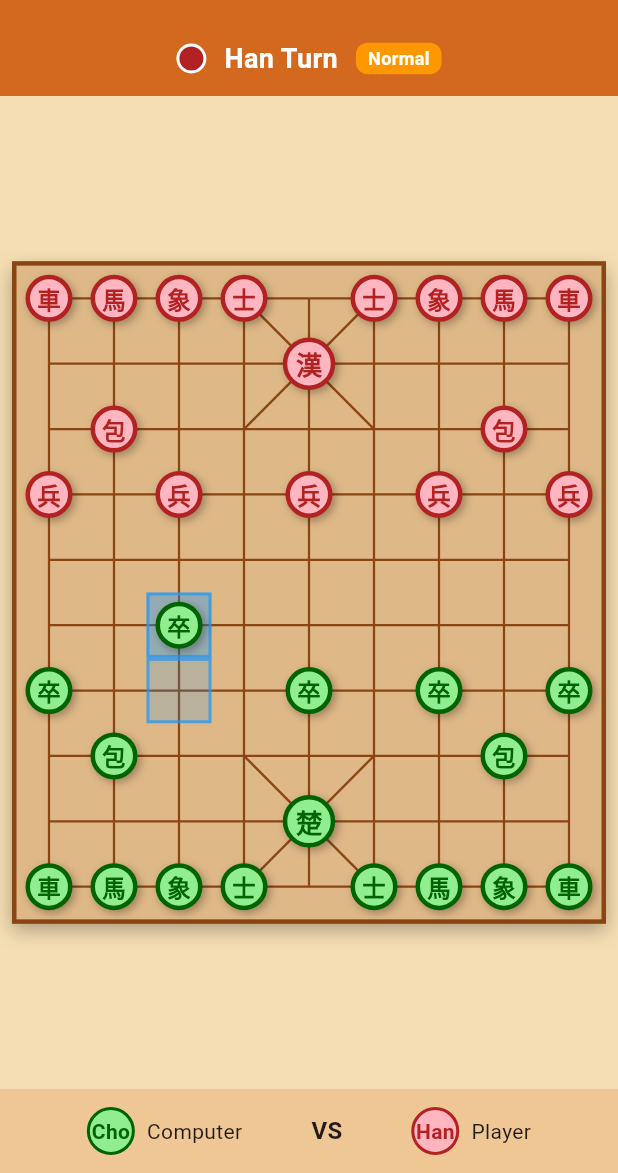
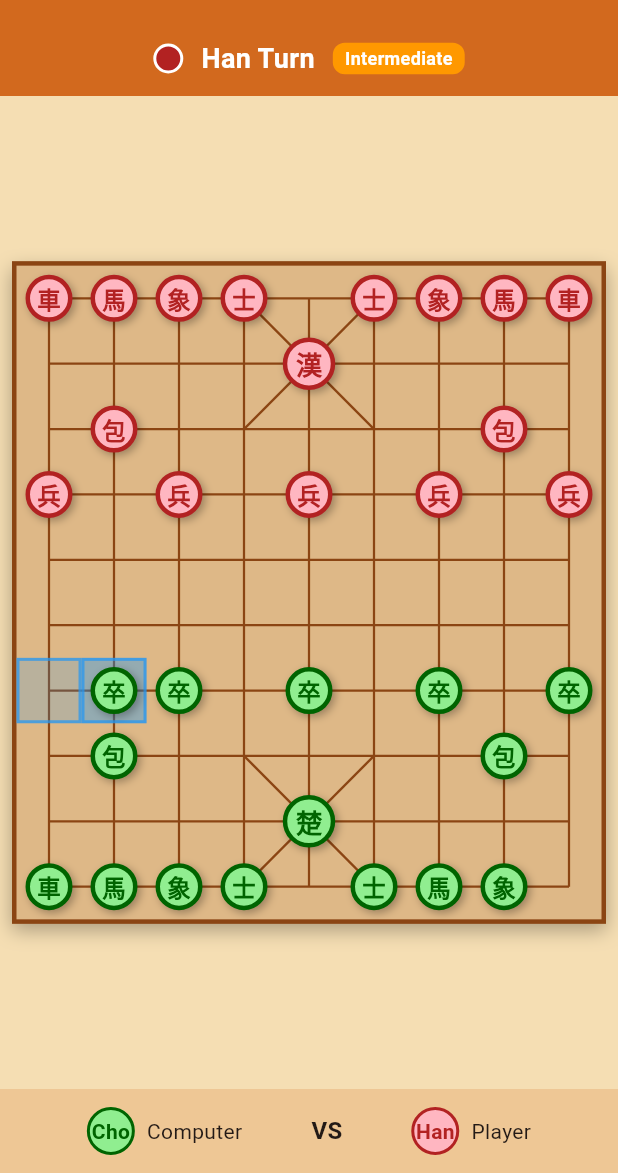
Before and after one commit to mhpark03/badook, a Flutter app: the JanggiScreen screen opened directly with empty values, after a tap on "New Game", on a phone screen of 412 x 824 dp, the part 63-1236 px from its top. Run offline on Flutter 3.47's test engine with Material 3 defaults, Android fonts, the phone set to English and light mode, and no system bars; our stand-ins replace shared_preferences; missing offline and left inert: dart:js_interop; accounts and stored records are empty.

Commit message:
장기: 핸디캡 난이도 시스템 및 차단 이동 표시 기능 추가
- 장기 난이도를 AI 강도에서 핸디캡 시스템으로 변경
  - 초급: 컴퓨터 오른쪽 차 + 왼쪽 포 제거
  - 중급: 컴퓨터 오른쪽 차 제거
  - 고급: 모든 기물
- 난이도 표시명 변경: 쉬움/보통/어려움 → 초급/중급/고급
- 자동 장군이 되는 이동 위치를 주황색으로 표시
- 차단된 위치 클릭 시 알림 다이얼로그 표시

Co-Authored-By: Claude Opus 4.5 <noreply@anthropic.com>

```diff
--- a/lib/board_game/games/janggi/janggi_screen.dart
+++ b/lib/board_game/games/janggi/janggi_screen.dart
@@ -101,9 +101,9 @@ enum JanggiGameMode { vsCho, vsHan, vsHuman }
 
 // AI 난이도 설정
 enum JanggiDifficulty {
-  easy,   // 쉬움: 탐색 깊이 1, 랜덤 수 확률 30%
-  normal, // 보통: 탐색 깊이 2, 랜덤 수 확률 15%
-  hard,   // 어려움: 탐색 깊이 3, 랜덤 수 확률 0%
+  easy,   // 쉬움: 컴퓨터 오른쪽 차 + 왼쪽 포 제거
+  normal, // 보통: 컴퓨터 오른쪽 차 제거
+  hard,   // 어려움: 모든 기물
 }
 
 class JanggiScreen extends StatefulWidget {
@@ -153,6 +153,7 @@ class _JanggiScreenState extends State<JanggiScreen> {
   int? selectedRow;
   int? selectedCol;
   List<List<int>>? validMoves;
+  List<List<int>>? blockedMoves; // 자동 장군이 되는 이동
   bool isGameOver = false;
   String? winner;
   bool isThinking = false;
@@ -334,6 +335,7 @@ class _JanggiScreenState extends State<JanggiScreen> {
       selectedRow = null;
       selectedCol = null;
       validMoves = null;
+      blockedMoves = null;
       winner = null;
       isThinking = false;
     });
@@ -984,6 +986,13 @@ class _JanggiScreenState extends State<JanggiScreen> {
   void _initBoard() {
     board = List.generate(10, (_) => List.filled(9, null));
 
+    // 컴퓨터 색상 결정 (2인 플레이는 핸디캡 없음)
+    final computerColor = widget.gameMode == JanggiGameMode.vsCho
+        ? JanggiColor.cho
+        : widget.gameMode == JanggiGameMode.vsHan
+            ? JanggiColor.han
+            : null;
+
     // 한(상단) 배치 - 마상 위치 적용
     board[0][0] = JanggiPiece(JanggiPieceType.cha, JanggiColor.han);
     // 좌측 마상 (1,2번 위치)
@@ -1004,9 +1013,15 @@ class _JanggiScreenState extends State<JanggiScreen> {
       board[0][6] = JanggiPiece(JanggiPieceType.ma, JanggiColor.han);
       board[0][7] = JanggiPiece(JanggiPieceType.sang, JanggiColor.han);
     }
-    board[0][8] = JanggiPiece(JanggiPieceType.cha, JanggiColor.han);
+    // 한 오른쪽 차 - 핸디캡 적용
+    if (computerColor != JanggiColor.han || _difficulty == JanggiDifficulty.hard) {
+      board[0][8] = JanggiPiece(JanggiPieceType.cha, JanggiColor.han);
+    }
     board[1][4] = JanggiPiece(JanggiPieceType.gung, JanggiColor.han);
-    board[2][1] = JanggiPiece(JanggiPieceType.po, JanggiColor.han);
+    // 한 왼쪽 포 - 핸디캡 적용
+    if (computerColor != JanggiColor.han || _difficulty != JanggiDifficulty.easy) {
+      board[2][1] = JanggiPiece(JanggiPieceType.po, JanggiColor.han);
+    }
     board[2][7] = JanggiPiece(JanggiPieceType.po, JanggiColor.han);
     board[3][0] = JanggiPiece(JanggiPieceType.byung, JanggiColor.han);
     board[3][2] = JanggiPiece(JanggiPieceType.byung, JanggiColor.han);
@@ -1034,9 +1049,15 @@ class _JanggiScreenState extends State<JanggiScreen> {
       board[9][6] = JanggiPiece(JanggiPieceType.ma, JanggiColor.cho);
       board[9][7] = JanggiPiece(JanggiPieceType.sang, JanggiColor.cho);
     }
-    board[9][8] = JanggiPiece(JanggiPieceType.cha, JanggiColor.cho);
+    // 초 오른쪽 차 - 핸디캡 적용
+    if (computerColor != JanggiColor.cho || _difficulty == JanggiDifficulty.hard) {
+      board[9][8] = JanggiPiece(JanggiPieceType.cha, JanggiColor.cho);
+    }
     board[8][4] = JanggiPiece(JanggiPieceType.gung, JanggiColor.cho);
-    board[7][1] = JanggiPiece(JanggiPieceType.po, JanggiColor.cho);
+    // 초 왼쪽 포 - 핸디캡 적용
+    if (computerColor != JanggiColor.cho || _difficulty != JanggiDifficulty.easy) {
+      board[7][1] = JanggiPiece(JanggiPieceType.po, JanggiColor.cho);
+    }
     board[7][7] = JanggiPiece(JanggiPieceType.po, JanggiColor.cho);
     board[6][0] = JanggiPiece(JanggiPieceType.byung, JanggiColor.cho);
     board[6][2] = JanggiPiece(JanggiPieceType.byung, JanggiColor.cho);
@@ -1196,7 +1217,10 @@ class _JanggiScreenState extends State<JanggiScreen> {
       while (newRow >= 0 && newRow < 10 && newCol >= 0 && newCol < 9) {
         final target = board[newRow][newCol];
         if (!jumped) {
-          if (target != null && target.type != JanggiPieceType.po) {
+          if (target != null) {
+            if (target.type == JanggiPieceType.po) {
+              break; // 포는 다른 포를 뛰어넘을 수 없음
+            }
             jumped = true;
           }
         } else {
@@ -1573,19 +1597,28 @@ class _JanggiScreenState extends State<JanggiScreen> {
 
   // 합법적인 수만 필터링 (장군 회피 필수)
   List<List<int>> _getLegalMoves(int row, int col) {
+    final result = _getMovesWithBlockedInfo(row, col);
+    return result['legal']!;
+  }
+
+  // 합법적인 수와 자동 장군이 되는 수를 분리해서 반환
+  Map<String, List<List<int>>> _getMovesWithBlockedInfo(int row, int col) {
     final piece = board[row][col];
-    if (piece == null) return [];
+    if (piece == null) return {'legal': [], 'blocked': []};
 
     final basicMoves = _getValidMoves(row, col);
     final legalMoves = <List<int>>[];
+    final blockedMoves = <List<int>>[];
 
     for (var move in basicMoves) {
       if (!_wouldBeInCheckAfterMove(row, col, move[0], move[1], piece.color)) {
         legalMoves.add(move);
-      }
-    }
-
-    return legalMoves;
+      } else {
+        blockedMoves.add(move);
+      }
+    }
+
+    return {'legal': legalMoves, 'blocked': blockedMoves};
   }
 
   // 외통수(체크메이트) 확인
@@ -1628,25 +1661,74 @@ class _JanggiScreenState extends State<JanggiScreen> {
           selectedRow = null;
           selectedCol = null;
           validMoves = null;
+          blockedMoves = null;
+        } else if (blockedMoves != null &&
+            blockedMoves!.any((m) => m[0] == row && m[1] == col)) {
+          // 자동 장군이 되는 이동 시도 - 경고 표시
+          _showBlockedMoveAlert();
         } else if (board[row][col]?.color == currentTurn) {
           // 같은 색 다른 말 선택
           selectedRow = row;
           selectedCol = col;
-          validMoves = _getLegalMoves(row, col); // 합법적인 수만 표시
+          final movesInfo = _getMovesWithBlockedInfo(row, col);
+          validMoves = movesInfo['legal'];
+          blockedMoves = movesInfo['blocked'];
         } else {
           selectedRow = null;
           selectedCol = null;
           validMoves = null;
+          blockedMoves = null;
         }
       } else {
         // 새로운 말 선택
         if (board[row][col]?.color == currentTurn) {
           selectedRow = row;
           selectedCol = col;
-          validMoves = _getLegalMoves(row, col); // 합법적인 수만 표시
+          final movesInfo = _getMovesWithBlockedInfo(row, col);
+          validMoves = movesInfo['legal'];
+          blockedMoves = movesInfo['blocked'];
         }
       }
     });
+  }
+
+  void _showBlockedMoveAlert() {
+    showDialog(
+      context: context,
+      builder: (context) => AlertDialog(
+        backgroundColor: const Color(0xFFF5DEB3),
+        shape: RoundedRectangleBorder(
+          borderRadius: BorderRadius.circular(16),
+          side: const BorderSide(color: Color(0xFF8B4513), width: 2),
+        ),
+        title: Row(
+          children: [
+            const Icon(Icons.warning_amber_rounded, color: Colors.orange, size: 28),
+            const SizedBox(width: 8),
+            Text(
+              'games.janggi.blockedMove'.tr(),
+              style: const TextStyle(
+                color: Color(0xFF8B4513),
+                fontWeight: FontWeight.bold,
+              ),
+            ),
+          ],
+        ),
+        content: Text(
+          'games.janggi.blockedMoveDesc'.tr(),
+          style: const TextStyle(color: Color(0xFF5D4037)),
+        ),
+        actions: [
+          TextButton(
+            onPressed: () => Navigator.pop(context),
+            child: Text(
+              'common.confirm'.tr(),
+              style: const TextStyle(color: Color(0xFF8B4513)),
+            ),
+          ),
+        ],
+      ),
+    );
   }
 
   void _movePiece(int fromRow, int fromCol, int toRow, int toCol) {
@@ -1785,6 +1867,7 @@ class _JanggiScreenState extends State<JanggiScreen> {
       selectedRow = null;
       selectedCol = null;
       validMoves = null;
+      blockedMoves = null;
     });
 
     _saveGame();
@@ -1875,39 +1958,21 @@ class _JanggiScreenState extends State<JanggiScreen> {
     });
   }
 
-  // 난이도별 AI 탐색 깊이
-  int get _aiSearchDepth {
-    switch (_difficulty) {
-      case JanggiDifficulty.easy:
-        return 1;
-      case JanggiDifficulty.normal:
-        return 2;
-      case JanggiDifficulty.hard:
-        return 3;
-    }
-  }
-
-  // 난이도별 랜덤 수 확률 (0.0 ~ 1.0)
-  double get _randomMoveChance {
-    switch (_difficulty) {
-      case JanggiDifficulty.easy:
-        return 0.30; // 30% 확률로 랜덤 수
-      case JanggiDifficulty.normal:
-        return 0.15; // 15% 확률로 랜덤 수
-      case JanggiDifficulty.hard:
-        return 0.0; // 항상 최선의 수
-    }
-  }
+  // AI 탐색 깊이 (모든 난이도 동일)
+  int get _aiSearchDepth => 3;
+
+  // 랜덤 수 확률 (모든 난이도 동일 - 항상 최선의 수)
+  double get _randomMoveChance => 0.0;
 
   // 난이도 이름 반환
   String get _difficultyName {
     switch (_difficulty) {
       case JanggiDifficulty.easy:
-        return 'common.easy'.tr();
+        return 'games.janggi.beginner'.tr();
       case JanggiDifficulty.normal:
-        return 'common.normal'.tr();
+        return 'games.janggi.intermediate'.tr();
       case JanggiDifficulty.hard:
-        return 'common.hard'.tr();
+        return 'games.janggi.advanced'.tr();
     }
   }
 
@@ -2883,6 +2948,7 @@ class _JanggiScreenState extends State<JanggiScreen> {
       selectedRow = null;
       selectedCol = null;
       validMoves = null;
+      blockedMoves = null;
       isGameOver = false;
       winner = null;
       isThinking = false;
@@ -3414,6 +3480,8 @@ class _JanggiScreenState extends State<JanggiScreen> {
     final isSelected = selectedRow == row && selectedCol == col;
     final isValidMove =
         validMoves?.any((m) => m[0] == row && m[1] == col) ?? false;
+    final isBlockedMove =
+        blockedMoves?.any((m) => m[0] == row && m[1] == col) ?? false;
     final isLastMoveFrom = lastMoveFromRow == row && lastMoveFromCol == col;
     final isLastMoveTo = lastMoveToRow == row && lastMoveToCol == col;
 
@@ -3422,6 +3490,8 @@ class _JanggiScreenState extends State<JanggiScreen> {
       bgColor = Colors.yellow.withAlpha(128);
     } else if (isValidMove) {
       bgColor = Colors.green.withAlpha(77);
+    } else if (isBlockedMove) {
+      bgColor = Colors.orange.withAlpha(77);
     } else if (isLastMoveTo) {
       bgColor = Colors.blue.withAlpha(100);
     } else if (isLastMoveFrom) {
@@ -3431,7 +3501,7 @@ class _JanggiScreenState extends State<JanggiScreen> {
     return Container(
       decoration: BoxDecoration(
         color: bgColor ?? Colors.transparent,
-        border: (isLastMoveFrom || isLastMoveTo) && !isSelected && !isValidMove
+        border: (isLastMoveFrom || isLastMoveTo) && !isSelected && !isValidMove && !isBlockedMove
             ? Border.all(color: Colors.blue.withAlpha(180), width: 2)
             : null,
       ),
@@ -3447,7 +3517,16 @@ class _JanggiScreenState extends State<JanggiScreen> {
                       color: Colors.green.withAlpha(179),
                     ),
                   )
-                : null,
+                : isBlockedMove
+                    ? Container(
+                        width: cellWidth * 0.3,
+                        height: cellHeight * 0.3,
+                        decoration: BoxDecoration(
+                          shape: BoxShape.circle,
+                          color: Colors.orange.withAlpha(179),
+                        ),
+                      )
+                    : null,
       ),
     );
   }
--- a/lib/board_game/l10n/board_game_strings.dart
+++ b/lib/board_game/l10n/board_game_strings.dart
@@ -306,6 +306,11 @@ class BoardGameStrings {
     'games.janggi.winnerMessage': '{name}가 승리하였습니다!',
     'games.janggi.playerBeatsComputer': '{player}({winner})가 {computer}를 이겼습니다!',
     'games.janggi.lostToComputer': '{computer}({winner})에게 졌습니다.',
+    'games.janggi.blockedMove': '이동 불가',
+    'games.janggi.blockedMoveDesc': '이 위치로 이동하면 자동 장군이 되어 이동할 수 없습니다.',
+    'games.janggi.beginner': '초급',
+    'games.janggi.intermediate': '중급',
+    'games.janggi.advanced': '고급',
 
     // Minesweeper
     'games.minesweeper.name': '지뢰찾기',
@@ -849,6 +854,11 @@ class BoardGameStrings {
     'games.janggi.winnerMessage': '{name}の勝利です！',
     'games.janggi.playerBeatsComputer': '{player}({winner})が{computer}に勝ちました！',
     'games.janggi.lostToComputer': '{computer}({winner})に負けました。',
+    'games.janggi.blockedMove': '移動不可',
+    'games.janggi.blockedMoveDesc': 'この位置に移動すると自動将軍になるため移動できません。',
+    'games.janggi.beginner': '初級',
+    'games.janggi.intermediate': '中級',
+    'games.janggi.advanced': '上級',
 
     // Minesweeper
     'games.minesweeper.name': 'マインスイーパー',
@@ -1392,6 +1402,11 @@ class BoardGameStrings {
     'games.janggi.winnerMessage': '{name} wins!',
     'games.janggi.playerBeatsComputer': '{player}({winner}) beat {computer}!',
     'games.janggi.lostToComputer': 'Lost to {computer}({winner}).',
+    'games.janggi.blockedMove': 'Move Blocked',
+    'games.janggi.blockedMoveDesc': 'Cannot move here as it would put your general in check.',
+    'games.janggi.beginner': 'Beginner',
+    'games.janggi.intermediate': 'Intermediate',
+    'games.janggi.advanced': 'Advanced',
 
     // Minesweeper
     'games.minesweeper.name': 'Minesweeper',
@@ -1730,6 +1745,11 @@ class BoardGameStrings {
     'games.janggi.winnerMessage': '{name}获胜！',
     'games.janggi.playerBeatsComputer': '{player}({winner})战胜了{computer}！',
     'games.janggi.lostToComputer': '输给了{computer}({winner})。',
+    'games.janggi.blockedMove': '无法移动',
+    'games.janggi.blockedMoveDesc': '移动到此位置会使您的将被将军，无法移动。',
+    'games.janggi.beginner': '初级',
+    'games.janggi.intermediate': '中级',
+    'games.janggi.advanced': '高级',
 
     // Gomoku
     'games.gomoku.name': '五子棋',
--- a/lib/janggi/janggi_selection_screen.dart
+++ b/lib/janggi/janggi_selection_screen.dart
@@ -191,7 +191,7 @@ class _JanggiSelectionScreenState extends State<JanggiSelectionScreen> {
           children: [
             _buildDifficultyButton(
               context,
-              title: 'common.easy'.tr(),
+              title: 'games.janggi.beginner'.tr(),
               subtitle: 'games.janggi.playAsCho'.tr(),
               onTap: () {
                 Navigator.pop(context);
@@ -209,7 +209,7 @@ class _JanggiSelectionScreenState extends State<JanggiSelectionScreen> {
             const SizedBox(height: 8),
             _buildDifficultyButton(
               context,
-              title: 'common.normal'.tr(),
+              title: 'games.janggi.intermediate'.tr(),
               subtitle: 'games.janggi.playAsCho'.tr(),
               onTap: () {
                 Navigator.pop(context);
@@ -227,7 +227,7 @@ class _JanggiSelectionScreenState extends State<JanggiSelectionScreen> {
             const SizedBox(height: 8),
             _buildDifficultyButton(
               context,
-              title: 'common.hard'.tr(),
+              title: 'games.janggi.advanced'.tr(),
               subtitle: 'games.janggi.playAsCho'.tr(),
               onTap: () {
                 Navigator.pop(context);
```
Also changed, not shown: lib/janggi/janggi_screen.dart (+7 -4 lines).
